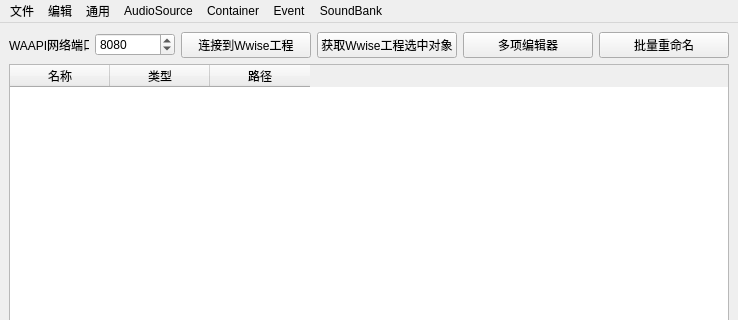
The window that WAAPI_Tools/QtDesign/MainWindow.ui (victor647/AudioToolkit647) describes before a commit, drawn with Qt 5; both pictures show x 0 to 738 and y 0 to 320 of the 738 by 578 pixel window.
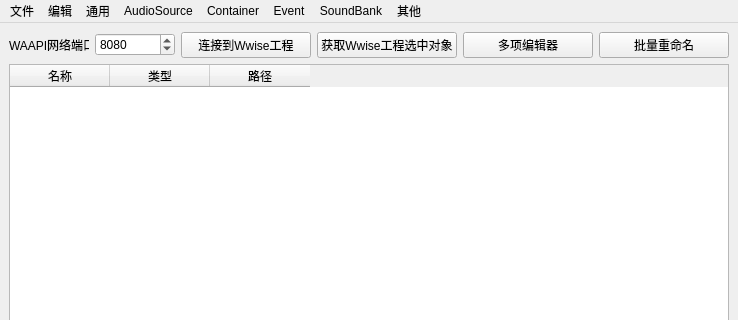
The same window after the commit.

What changed in the file:
```diff
--- a/WAAPI_Tools/QtDesign/MainWindow.ui
+++ b/WAAPI_Tools/QtDesign/MainWindow.ui
@@ -596,6 +596,12 @@
     <addaction name="mnuSetInclusion"/>
     <addaction name="actDeleteObjects"/>
    </widget>
+   <widget class="QMenu" name="menu">
+    <property name="title">
+     <string>其他</string>
+    </property>
+    <addaction name="actTempTool"/>
+   </widget>
    <addaction name="mnuFile"/>
    <addaction name="mnuEdit"/>
    <addaction name="mnuCommon"/>
@@ -603,6 +609,7 @@
    <addaction name="mnuLogicContainers"/>
    <addaction name="menuEvent"/>
    <addaction name="mnuSoundBank"/>
+   <addaction name="menu"/>
   </widget>
   <widget class="QStatusBar" name="statusbar"/>
   <action name="actionEnable">
```
Left out of the diff: 13 changed lines with no effect on the pictures.
